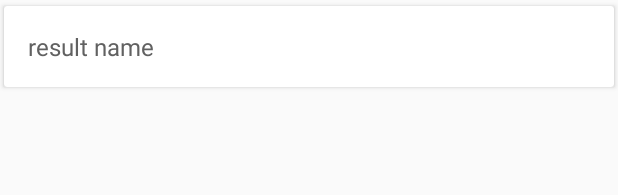
After one commit to ShineYang/ScrapBook, an Android app: the layout layout_search_result_list.xml on its own in the app's theme, with its tools: preview values and no code run, on a phone screen of 412 x 824 dp. The commit adds this screen. Shown: the top 195 px of the screen. Run offline under Robolectric (Android 15) with nearby library versions, the phone set to English and light mode, and no system bars.

Commit message:
added some new features.

```diff
--- /dev/null
+++ b/app/src/main/res/layout/layout_search_result_list.xml
@@ -0,0 +1,25 @@
+<?xml version="1.0" encoding="utf-8"?>
+<android.support.v7.widget.CardView xmlns:android="http://schemas.android.com/apk/res/android"
+    xmlns:app="http://schemas.android.com/apk/res-auto"
+    xmlns:tools="http://schemas.android.com/tools"
+    android:layout_width="match_parent"
+    android:layout_height="wrap_content"
+    app:cardUseCompatPadding="true">
+
+    <LinearLayout
+        android:id="@+id/text_container"
+        android:layout_width="match_parent"
+        android:layout_height="match_parent"
+        android:orientation="vertical"
+        android:padding="16dp">
+
+        <TextView
+            android:id="@+id/content_text"
+            android:layout_width="match_parent"
+            android:layout_height="wrap_content"
+            android:textSize="16sp"
+            android:maxLines="2"
+            android:textColor="@color/grey700"
+            tools:text="result name" />
+    </LinearLayout>
+</android.support.v7.widget.CardView>
```
Also changed, not shown: app/src/main/java/com/shineyang/scrapbook/activity/EditorActivity.java (+8 -3 lines), app/src/main/java/com/shineyang/scrapbook/activity/SearchActivity.java (+58 -3 lines), app/src/main/java/com/shineyang/scrapbook/adapter/SearchResultListAdapter.java (added, +100 -0 lines), app/src/main/java/com/shineyang/scrapbook/bean/SuggestionListBean.java (added, +49 -0 lines), app/src/main/java/com/shineyang/scrapbook/utils/DBUtils.java (+20 -8 lines), app/src/main/res/layout/activity_search.xml (+9 -1 lines).
